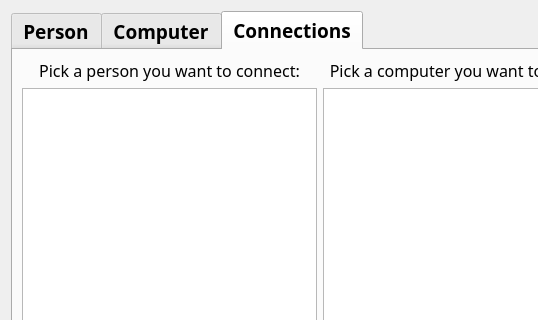
The window that additem.ui (Fanarito/VLN1) describes before a commit, drawn with Qt 5; both pictures show x 0 to 538 and y 0 to 320 of the 640 by 657 pixel window.
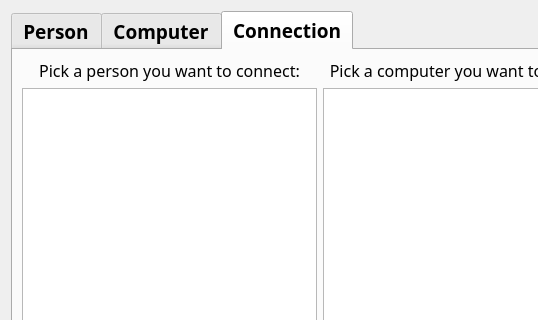
The same window after the commit.

Commit message: Add connection window change

Diff of the .ui file:
```diff
--- a/additem.ui
+++ b/additem.ui
@@ -349,7 +349,7 @@
      </widget>
      <widget class="QWidget" name="tab_3">
       <attribute name="title">
-       <string>Connections</string>
+       <string>Connection</string>
       </attribute>
       <layout class="QGridLayout" name="gridLayout">
        <item row="0" column="1">
```
